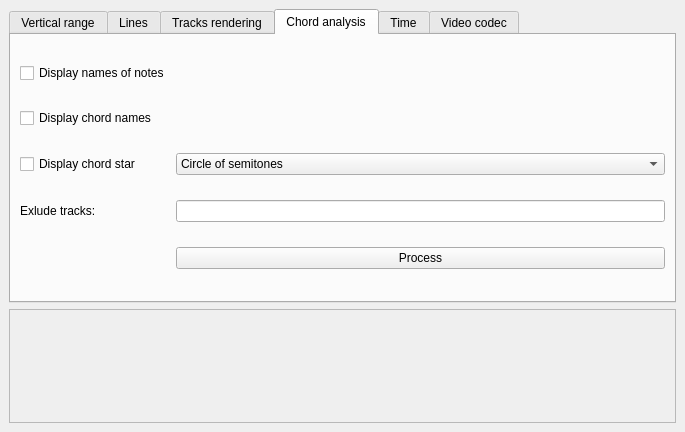
This is dockwidrender.ui in lgmventura/MusicaVisual as Qt 5 draws it before an edit. The edited form follows.
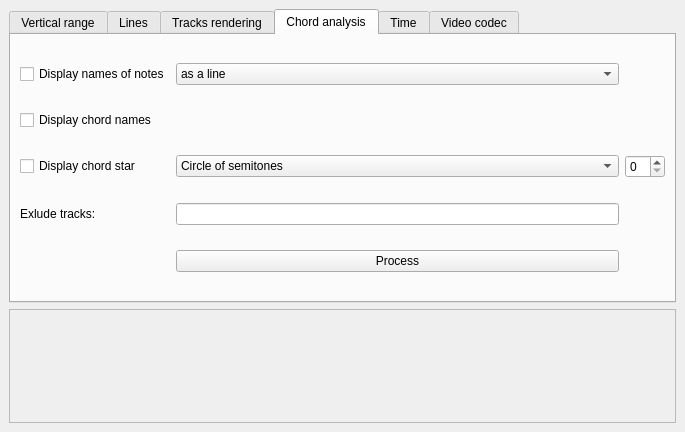
This is the edited form.

Patch:
```diff
--- a/dockwidrender.ui
+++ b/dockwidrender.ui
@@ -502,6 +502,20 @@
           </property>
          </widget>
         </item>
+        <item row="2" column="1">
+         <widget class="QComboBox" name="comboBox_3">
+          <item>
+           <property name="text">
+            <string>as a line</string>
+           </property>
+          </item>
+          <item>
+           <property name="text">
+            <string>on the chord star</string>
+           </property>
+          </item>
+         </widget>
+        </item>
         <item row="2" column="0">
          <widget class="QCheckBox" name="cb_dispNoteNames">
           <property name="text">
@@ -516,6 +530,13 @@
           </property>
          </widget>
         </item>
+        <item row="4" column="2">
+         <widget class="QSpinBox" name="spinBox_10">
+          <property name="maximum">
+           <number>11</number>
+          </property>
+         </widget>
+        </item>
        </layout>
       </widget>
       <widget class="QWidget" name="tab_5">
```
Left out of the diff: 14 changed lines with no effect on the pictures.
